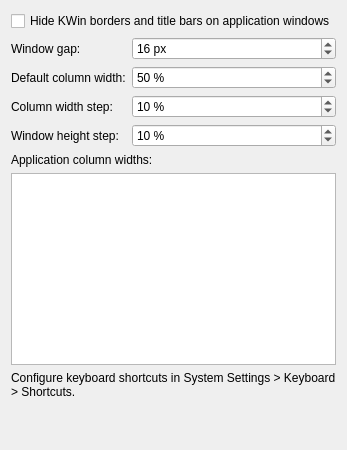
kontonkara/driftile, file packaging/kwin-script/contents/ui/config.ui: the form before one commit.
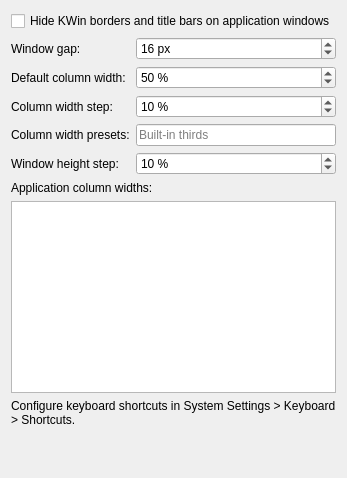
The form after the commit.

Commit message: feat(settings): configure column width presets

```diff
--- a/packaging/kwin-script/contents/ui/config.ui
+++ b/packaging/kwin-script/contents/ui/config.ui
@@ -88,6 +88,26 @@
       </widget>
      </item>
      <item row="3" column="0">
+      <widget class="QLabel" name="columnWidthPresetsLabel">
+       <property name="text">
+        <string>Column width presets:</string>
+       </property>
+       <property name="buddy">
+        <cstring>kcfg_ColumnWidthPresets</cstring>
+       </property>
+      </widget>
+     </item>
+     <item row="3" column="1">
+      <widget class="QLineEdit" name="kcfg_ColumnWidthPresets">
+       <property name="toolTip">
+        <string>Comma-separated, strictly increasing percentages from 10 to 100. Blank uses the built-in thirds.</string>
+       </property>
+       <property name="placeholderText">
+        <string>Built-in thirds</string>
+       </property>
+      </widget>
+     </item>
+     <item row="4" column="0">
       <widget class="QLabel" name="windowHeightStepLabel">
        <property name="text">
         <string>Window height step:</string>
@@ -97,7 +117,7 @@
        </property>
       </widget>
      </item>
-     <item row="3" column="1">
+     <item row="4" column="1">
       <widget class="QSpinBox" name="kcfg_WindowHeightStepPercent">
        <property name="suffix">
         <string> %</string>
```
The commit also changes 22 other files.
